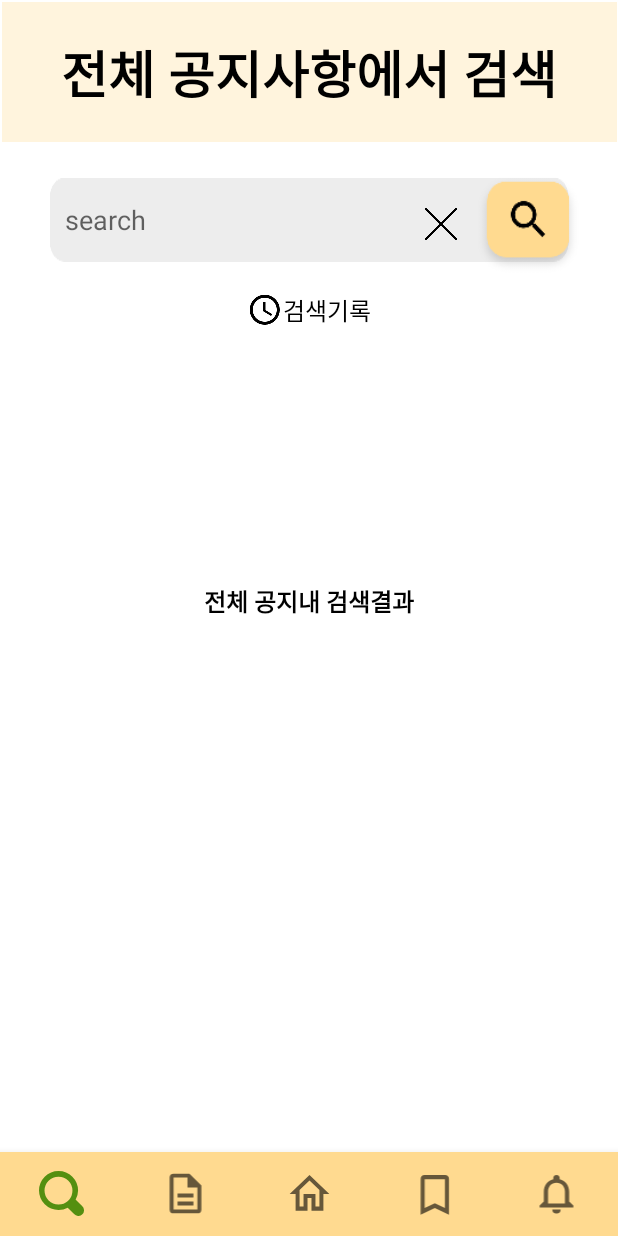
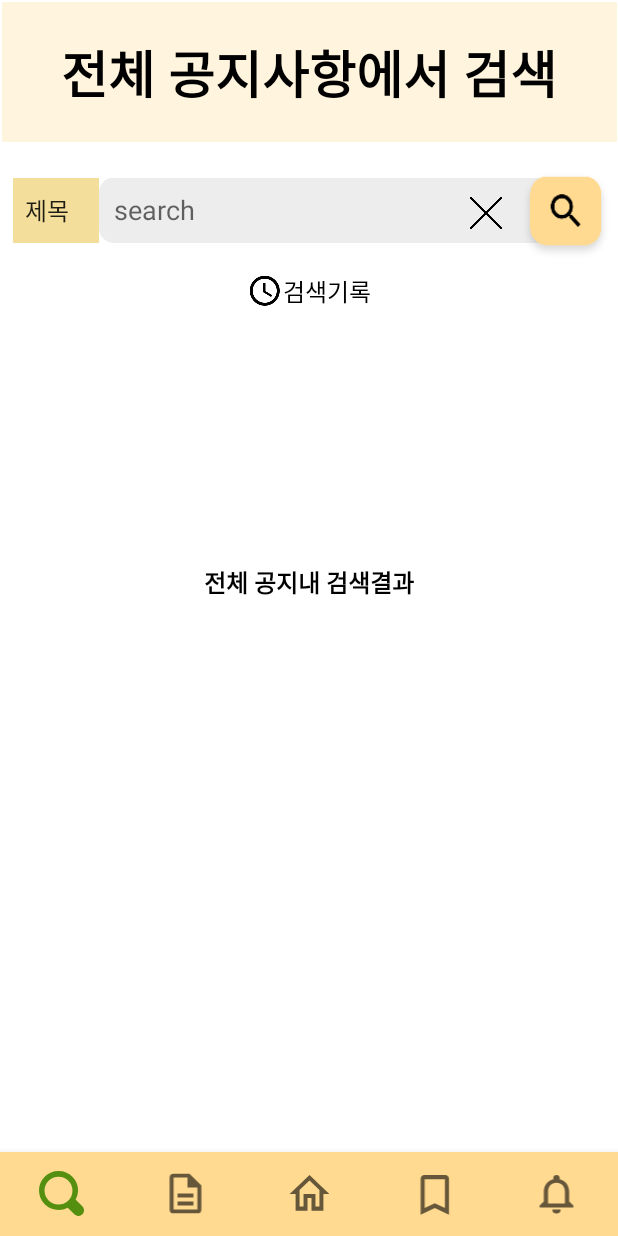
Before and after one commit to yelimahn/skkuNotice, an Android app: the SearchFragment screen opened through its navigation route, on a phone screen of 412 x 824 dp. Run offline under Robolectric (Android 15) with nearby library versions, the phone set to English and light mode, and no system bars; our stand-ins replace Firebase (no records; nobody signed in at launch, a user with empty details on screens opened directly), Room's generated code, navigation-ui; pictures from the network do not load.

Commit message:
스피너 돌려놓음
이제 거의 완성

```diff
--- a/noticesubscribe/app/src/main/java/com/example/noticesubscribe/fragments/SearchFragment.kt
+++ b/noticesubscribe/app/src/main/java/com/example/noticesubscribe/fragments/SearchFragment.kt
@@ -60,7 +60,25 @@ class SearchFragment : Fragment() {
         var searchOption = "title"
         val searchOption2 = "history"
 
-
+        //스피너 (제목,키워드) 생성
+        mBinding?.spinner?.onItemSelectedListener = object : AdapterView.OnItemSelectedListener {
+            override fun onNothingSelected(parent: AdapterView<*>?) {}
+            override fun onItemSelected(
+                parent: AdapterView<*>?,
+                view: View?,
+                position: Int,
+                id: Long
+            ) {
+                when (mBinding?.spinner?.getItemAtPosition(position)) {
+                    "제목" -> {
+                        searchOption = "title"
+                    }
+                    "내용" -> {
+                        searchOption = "text"
+                    }
+                }
+            }
+        }
 
 
         //검색버튼 클릭시
--- a/noticesubscribe/app/src/main/res/layout/fragment_search.xml
+++ b/noticesubscribe/app/src/main/res/layout/fragment_search.xml
@@ -7,6 +7,20 @@
     android:layout_height="match_parent"
     tools:context="com.example.noticesubscribe.fragments.SearchFragment">
     //제목 상단 배경
+
+
+    <Spinner
+        android:id="@+id/spinner"
+        android:layout_width="57dp"
+        android:layout_height="43dp"
+        android:background="#F4DE9B"
+        android:entries="@array/my_array"
+        app:layout_constraintBottom_toBottomOf="@+id/searchWord"
+        app:layout_constraintEnd_toStartOf="@+id/searchWord"
+        app:layout_constraintHorizontal_bias="1.0"
+        app:layout_constraintStart_toStartOf="parent"
+        app:layout_constraintTop_toTopOf="@+id/searchWord"
+        app:layout_constraintVertical_bias="0.0" />
 
     <ImageView
         android:id="@+id/titlebar"
@@ -51,14 +65,15 @@
 
     <EditText
         android:id="@+id/searchWord"
-        android:layout_width="346dp"
-        android:layout_height="56dp"
+        android:layout_width="330dp"
+        android:layout_height="43dp"
         android:layout_marginTop="24dp"
         android:background="@drawable/box_addkeywordbox"
         android:hint="search"
         android:inputType="text"
         android:padding="10dp"
         app:layout_constraintEnd_toEndOf="parent"
+        app:layout_constraintHorizontal_bias="0.802"
         app:layout_constraintStart_toStartOf="parent"
         app:layout_constraintTop_toBottomOf="@+id/titlebar" />
 
@@ -76,8 +91,8 @@
 
     <Button
         android:id="@+id/button"
-        android:layout_width="75dp"
-        android:layout_height="72dp"
+        android:layout_width="65dp"
+        android:layout_height="65dp"
         android:layout_marginStart="290dp"
         android:layout_marginLeft="290dp"
         android:layout_marginTop="4dp"
--- a/noticesubscribe/app/src/main/res/values/array.xml
+++ b/noticesubscribe/app/src/main/res/values/array.xml
@@ -1,8 +1,7 @@
 <?xml version="1.0" encoding="utf-8"?>
 <resources>
     <string-array name="my_array">
-        <item>분류</item>
         <item>제목</item>
-        <item>키워드</item>
+        <item>내용</item>
     </string-array>
 </resources>
```
